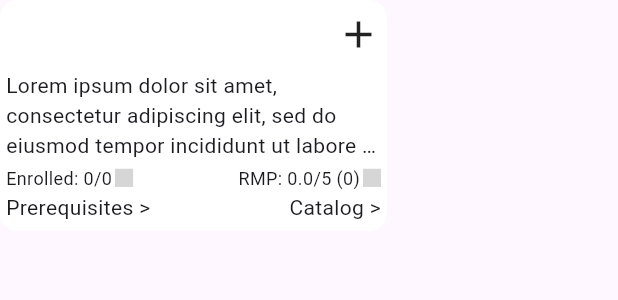
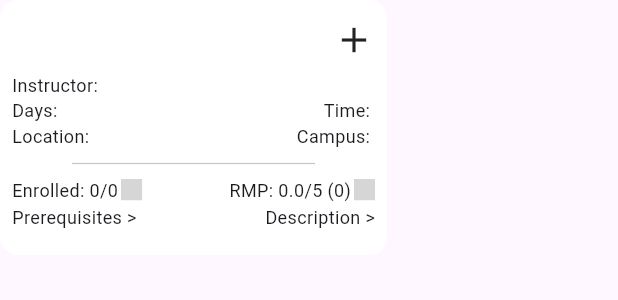
Before and after one commit to dhalmy/iit-scheduling-app, a Flutter app: the CourseInfoCard widget shown alone on an empty page, opened directly with empty values, on a phone screen of 412 x 824 dp. Shown: the top 300 px of the screen. Run offline on Flutter 3.47's test engine with Material 3 defaults, Android fonts, the phone set to English and light mode, and no system bars; our stand-ins replace date_picker_timeline, flutter_dotenv, flutter_svg, shared_preferences, supabase_flutter; missing offline and left inert: dart_openai, enum_to_string; accounts and stored records are empty; grey boxes are pictures that could not be loaded.

Commit message:
Made major adjustments to the info cards so that information is more apparent.
Removed all possible scrollbars in the web app.

Minor UI fixes with material 3 force update.

```diff
--- a/lib/nav_bar/course_selection/lookup/query_grid/course_info_card.dart
+++ b/lib/nav_bar/course_selection/lookup/query_grid/course_info_card.dart
@@ -3,6 +3,7 @@ import 'package:iitschedulingapp/nav_bar/course_selection/lookup/query_grid/grid
 import 'package:provider/provider.dart';
 
 import '../../selected_courses.dart';
+import '../../selected_courses_color.dart';
 import '../query_logic/course.dart';
 import 'evaluations/rate_my_professor.dart';
 import 'evaluations/rate_my_professor_logic.dart';
@@ -31,12 +32,17 @@ class _CourseInfoCardState extends State<CourseInfoCard> {
     pwta: 0,
     difficulty: 0,
   );
+  bool isAddedInSelectedCourses = false;
+  SelectedCourses selectedCoursesProvider = SelectedCourses();
+  String selectedCourse = '';
 
   @override
   void initState() {
     super.initState();
     // Fetch RateMyProfessor data when the widget is created
     fetchRateMyProfessorData();
+    selectedCourse =
+        '${widget.course.courseCode} ${widget.course.courseTitle} - ${widget.course.instructor} ~ ${widget.course.days} ${widget.course.time} in ${widget.course.locations}';
   }
 
   Future<void> fetchRateMyProfessorData() async {
@@ -63,59 +69,99 @@ class _CourseInfoCardState extends State<CourseInfoCard> {
   @override
   Widget build(BuildContext context) {
     return Container(
-      height: widget.isSmallWidget ? 125 : 154,
+      height: widget.isSmallWidget ? 132 : 170,
       width: widget.isSmallWidget ? 205 : 258,
       decoration: BoxDecoration(
         color: Colors.white,
         borderRadius: BorderRadius.circular(12.0),
       ),
       child: Padding(
-        padding: const EdgeInsets.all(4),
+        padding: const EdgeInsets.all(8),
         child: Column(
           crossAxisAlignment: CrossAxisAlignment.start,
           children: [
             Row(
+              mainAxisAlignment: MainAxisAlignment.spaceBetween,
               children: [
-                Expanded(
-                  child: SizedBox(
-                    child: Text(
+                Text(
                   widget.course.courseCode,
                   style: TextStyle(
                     fontWeight: FontWeight.w600,
-                        fontSize: widget.isSmallWidget ? 20 : 30,
+                    fontSize: widget.isSmallWidget ? 18 : 28,
                   ),
                 ),
+                isAddedInSelectedCourses
+                    ? Container(
+                        width: MediaQuery.of(context).size.width * 0.012,
+                        height: MediaQuery.of(context).size.width * 0.012,
+                        decoration: BoxDecoration(
+                          color: SelectedCourseColor
+                              .values[selectedCoursesProvider.courses
+                                  .indexOf(selectedCourse)]
+                              .selectedColor,
+                          borderRadius: BorderRadius.circular(4),
                         ),
-                ),
-                InkWell(
+                      )
+                    : InkWell(
                         onTap: () {
-                    final selectedCoursesProvider =
+                          selectedCoursesProvider =
                               context.read<SelectedCourses>();
                           selectedCoursesProvider.addCourse(
-                      "${widget.course.courseCode} ${widget.course.courseTitle} - ${widget.course.instructor} ~ ${widget.course.days} ${widget.course.time}",
+                            "${widget.course.courseCode} ${widget.course.courseTitle} - ${widget.course.instructor} ~ ${widget.course.days} ${widget.course.time} in ${widget.course.locations}",
                           );
+                          setState(() {
+                            isAddedInSelectedCourses = true;
+                          });
                         },
                         child: Column(
                           children: [
                             Icon(
                               Icons.add,
-                        size: widget.isSmallWidget ? 20 : 30,
+                              size: widget.isSmallWidget ? 18 : 28,
                             ),
                             const SizedBox(
-                        height: 5,
+                              height: 2.75,
                             ),
                           ],
                         ),
                       ),
               ],
             ),
-            Text(
-              'Lorem ipsum dolor sit amet, consectetur adipiscing elit, sed do eiusmod tempor incididunt ut labore et dolore magna aliqua. Ut enim ad minim veniam, quis nostrud exercitation ullamco laboris nisi ut aliquip ex ea commodo consequat',
-              overflow: TextOverflow.ellipsis,
-              maxLines: widget.isSmallWidget ? 2 : 3,
+            Row(
+              mainAxisAlignment: MainAxisAlignment.spaceBetween,
+              children: [
+                Text('Instructor: ${widget.course.instructor}',
+                    style: TextStyle(fontSize: widget.isSmallWidget ? 10 : 12)),
+              ],
             ),
-            const SizedBox(
-              height: 2,
+            Row(
+              mainAxisAlignment: MainAxisAlignment.spaceBetween,
+              children: [
+                Text('Days: ${widget.course.days}',
+                    style: TextStyle(fontSize: widget.isSmallWidget ? 10 : 12)),
+                Text('Time: ${widget.course.time}',
+                    style: TextStyle(fontSize: widget.isSmallWidget ? 10 : 12)),
+              ],
+            ),
+            Row(
+              mainAxisAlignment: MainAxisAlignment.spaceBetween,
+              children: [
+                Text('Location: ${widget.course.locations}',
+                    style: TextStyle(fontSize: widget.isSmallWidget ? 10 : 12)),
+                Text('Campus: ${widget.course.campus}',
+                    style: TextStyle(fontSize: widget.isSmallWidget ? 10 : 12)),
+              ],
+            ),
+            SizedBox(
+              height: widget.isSmallWidget ? 1 : 2,
+            ),
+            Divider(
+              indent: 40,
+              endIndent: 40,
+              thickness: widget.isSmallWidget ? 0.6 : 0.8,
+            ),
+            SizedBox(
+              height: widget.isSmallWidget ? 0 : 1,
             ),
             Row(
               mainAxisAlignment: MainAxisAlignment.spaceBetween,
@@ -123,22 +169,30 @@ class _CourseInfoCardState extends State<CourseInfoCard> {
                 Column(
                   crossAxisAlignment: CrossAxisAlignment.start,
                   children: [
-                    const SizedBox(height: 1),
                     SizedBox(
                       child: Row(
                         children: [
-                          Text('Enrolled: ${widget.course.enrolled}/${widget.course.max}', style: TextStyle(fontSize: widget.isSmallWidget ? 10 : 12)),
+                          Text(
+                              'Enrolled: ${widget.course.enrolled}/${widget.course.max}',
+                              style: TextStyle(
+                                  fontSize: widget.isSmallWidget ? 10 : 12)),
                           const SizedBox(width: 2),
-                          GridSvgIconLogic().getSectionsIcon(
-                              widget.course.enrolled, widget.course.max),
+                          GridSvgIconLogic().getStatusIcon(
+                              widget.course.enrolled,
+                              widget.course.max,
+                              2,
+                              false,
+                              widget.isSmallWidget),
                         ],
                       ),
                     ),
                     const SizedBox(height: 1),
-                    const Row(
+                    Row(
                       textDirection: TextDirection.ltr,
                       children: [
-                        Text('Prerequisites >'),
+                        Text('Prerequisites >',
+                            style: TextStyle(
+                                fontSize: widget.isSmallWidget ? 10 : 12)),
                       ],
                     ),
                     const SizedBox(height: 1),
@@ -147,27 +201,33 @@ class _CourseInfoCardState extends State<CourseInfoCard> {
                 Column(
                   crossAxisAlignment: CrossAxisAlignment.end,
                   children: [
-                    const SizedBox(height: 1),
                     SizedBox(
                       child: Row(
                         children: [
-                          Text('RMP: ${rateMyProfessor.rating}/5 (${rateMyProfessor.numReviews})', style: TextStyle(fontSize: widget.isSmallWidget ? 10 : 12)),
+                          Text(
+                              'RMP: ${rateMyProfessor.rating}/5 (${rateMyProfessor.numReviews})',
+                              style: TextStyle(
+                                  fontSize: widget.isSmallWidget ? 10 : 12)),
                           const SizedBox(width: 2),
-                          GridSvgIconLogic().getSectionsIcon(
-                              widget.course.enrolled, widget.course.max),
+                          GridSvgIconLogic().getStatusIcon(
+                              rateMyProfessor.rating,
+                              5,
+                              2,
+                              true,
+                              widget.isSmallWidget),
                         ],
                       ),
                     ),
                     const SizedBox(height: 1),
-                    const Row(
+                    Row(
                       textDirection: TextDirection.ltr,
                       children: [
-                        Text('Catalog >'),
+                        Text('Description >',
+                            style: TextStyle(
+                                fontSize: widget.isSmallWidget ? 10 : 12)),
                       ],
                     ),
                     const SizedBox(height: 1),
-                    // Evaluations(rateMyProfessor: rateMyProfessor),
-                    // const Text('Catalog >'),
                   ],
                 ),
               ],
--- a/lib/nav_bar/course_selection/lookup/query_grid/grid_svg_icon_logic.dart
+++ b/lib/nav_bar/course_selection/lookup/query_grid/grid_svg_icon_logic.dart
@@ -1,45 +1,39 @@
 import 'package:flutter_svg/flutter_svg.dart';
 
-import '../query_logic/course_prerequisites.dart';
-
-
-// Merge to one method. Explicitly pass total and current. Pass through the bool
-// iswidgetsmall to determine icon size since we already adjusted the text size for it
 class GridSvgIconLogic {
-  SvgPicture getSectionsIcon(int courseEnrolled, int courseMax) {
+  SvgPicture getStatusIcon(num numeric, int totalNumeric, int cautionRatio,
+      bool isRMP, isSmallWidget) {
     String iconName = '';
-
-    if(courseEnrolled > 0 && courseEnrolled < courseMax / 5) {
+    switch (isRMP) {
+      case true:
+        if (numeric >
+                totalNumeric - (totalNumeric / (cautionRatio * cautionRatio)) &&
+            numeric < totalNumeric) {
           iconName = 'checkmark_circle_outline';
-    } else if(courseEnrolled > courseMax / 5 && courseEnrolled < courseMax) {
+        } else if (numeric >= totalNumeric / cautionRatio &&
+            numeric <
+                totalNumeric - (totalNumeric / (cautionRatio * cautionRatio))) {
           iconName = 'caution_rounded_triangle_outline';
         } else {
           iconName = 'error_circle_outline';
         }
-    // } if(courseEnrolled == courseMax) {
-    //   iconName = 'error_circle_outline';
-    // }
-
-    return SvgPicture.asset(
-      'svgs/$iconName.svg',
-      height: 12,
-      width: 12,
-    );
-  }
-
-  SvgPicture getCoursePrerequisitesIcon(CoursePrerequisites coursePrerequisites) {
-    String iconName = '';
-
-    if(false) {
+        break;
+      case false:
+        if (numeric > 0 && numeric < totalNumeric / cautionRatio) {
           iconName = 'checkmark_circle_outline';
+        } else if (numeric >= totalNumeric / cautionRatio &&
+            numeric < totalNumeric) {
+          iconName = 'caution_rounded_triangle_outline';
         } else {
           iconName = 'error_circle_outline';
+        }
+        break;
     }
 
     return SvgPicture.asset(
       'svgs/$iconName.svg',
-      height: 12,
-      width: 12,
+      height: isSmallWidget ? 12 : 14,
+      width: isSmallWidget ? 12 : 14,
     );
   }
 }
--- a/lib/nav_bar/course_selection/lookup/query_grid/query_grid.dart
+++ b/lib/nav_bar/course_selection/lookup/query_grid/query_grid.dart
@@ -56,10 +56,7 @@ class QueryGrid extends StatelessWidget {
   Widget build(BuildContext context) {
     _calculateColumnCourseListLengths();
 
-    return ScrollConfiguration(
-      behavior: ScrollConfiguration.of(context).copyWith(scrollbars: false),
-      child: SingleChildScrollView(
-        scrollDirection: Axis.vertical, // Ensure vertical scrolling
+    return SingleChildScrollView(
       child: Row(
         crossAxisAlignment: CrossAxisAlignment.start,
         children: [
@@ -68,7 +65,6 @@ class QueryGrid extends StatelessWidget {
           _buildCourseColumn(2, 3, true),
         ],
       ),
-      ),
     );
   }
 }
--- /dev/null
+++ b/lib/no_thumb_scroll_behavior.dart
@@ -0,0 +1,13 @@
+import 'dart:ui';
+
+import 'package:flutter/material.dart';
+
+class NoThumbScrollBehavior extends ScrollBehavior {
+  @override
+  Set<PointerDeviceKind> get dragDevices => {
+    PointerDeviceKind.touch,
+    PointerDeviceKind.mouse,
+    PointerDeviceKind.stylus,
+    PointerDeviceKind.trackpad,
+  };
+}
```
Also changed, not shown: lib/class_bubble.dart (deleted, +0 -33 lines), lib/main.dart (+5 -2 lines), lib/nav_bar/course_selection/preview/list_week_tab_bar/list_tab/list_tab.dart (+41 -9 lines), lib/nav_bar/course_selection/preview/list_week_tab_bar/list_week_tab_bar.dart (+0 -13 lines). Lines whose indentation alone changed are shown as unchanged.
